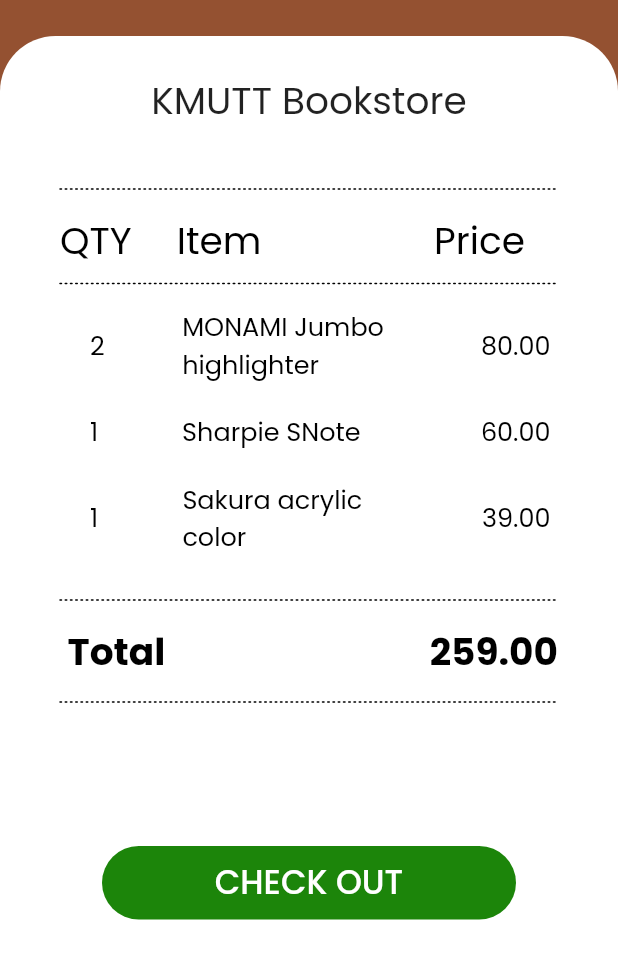
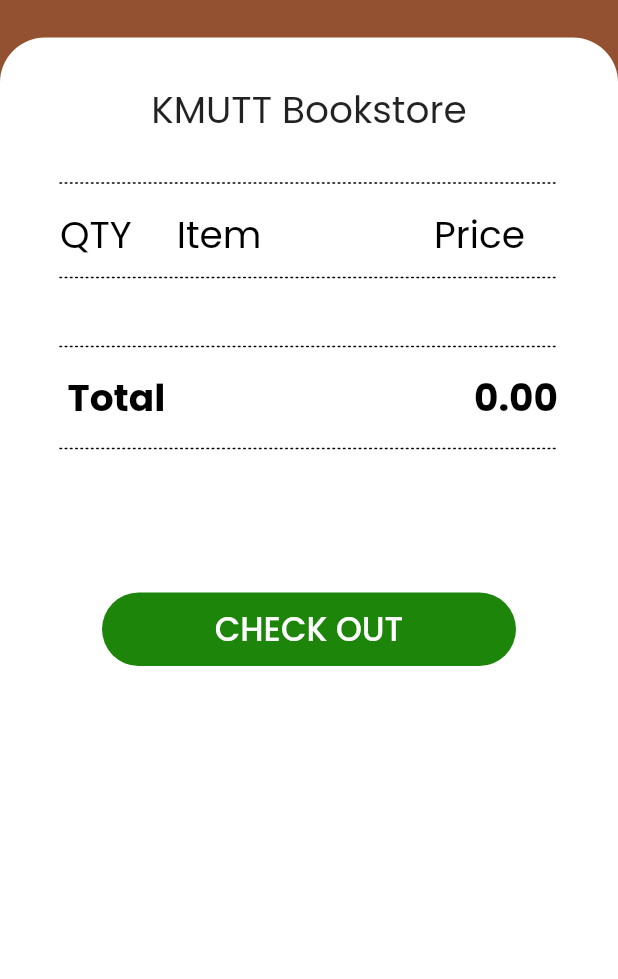
Before and after one commit to jedipw/paystation_frontend, a Flutter app: the ListPage screen opened directly with empty values, on a phone screen of 412 x 824 dp, the part 165-1144 px from its top. Run offline on Flutter 3.47's test engine with Material 2 defaults, Android fonts, the phone set to English and light mode, and no system bars; our stand-ins replace camera, flutter_dotenv, image_picker, loading_animation_widget.

Commit message:
[FIX]listpage-03

```diff
--- a/lib/page/list_page.dart
+++ b/lib/page/list_page.dart
@@ -3,17 +3,21 @@ import 'payment_page.dart';
 
 class ListPage extends StatelessWidget {
   final List<List<dynamic>> listOfItems;
-  const ListPage({super.key, required this.listOfItems});
+  ListPage({super.key, required this.listOfItems});
 
+  num calculateTotalPrice() {
+    num totalPrice = 0;
+    for(int i = 0; i < listOfItems.length; i++) {
+      totalPrice = totalPrice + listOfItems[i][0] * listOfItems[i][2];
+    }
+    return totalPrice;
+  }
   @override
   Widget build(BuildContext context) {
     return Scaffold(
+      backgroundColor: const Color.fromARGB(255, 0x94, 0x51, 0x31),
       body: Stack(
-        children: <Widget>[
-          // Background Container with red color
-          Container(
-            color: const Color.fromARGB(255, 0x94, 0x51, 0x31),
-          ),
+        children: [
           Padding(
             padding: const EdgeInsets.fromLTRB(
                 15, 60, 0, 0), // Adjust the left padding as needed
@@ -42,28 +46,25 @@ class ListPage extends StatelessWidget {
               ),
             ],
           ),
-          Positioned(
-            top: 134,
-            left: 0,
-            right: 0,
-            bottom: 0,
-            child: Container(
-              width: double.infinity,
+          Container(
+            height: MediaQuery.of(context).size.height - 135,
+            margin: const EdgeInsets.only(top: 135),
+            padding: const EdgeInsets.only(top: 30),
             decoration: const BoxDecoration(
-                color: Colors
-                    .white, // Change this color to the background color you want
+              color: Colors.white,
               borderRadius: BorderRadius.only(
-                  topLeft: Radius.circular(37.0),
-                  topRight: Radius.circular(37.0),
+                topLeft: Radius.circular(30),
+                topRight: Radius.circular(30),
               ),
             ),
-              child: SingleChildScrollView( // Wrap the Column in a SingleChildScrollView
+            child: SingleChildScrollView(
+              physics: const ScrollPhysics(),
               child: Column(
-                  children: <Widget>[
-                    const Padding(
-                      padding: EdgeInsets.only(
-                          top: 25), // Adjust the padding as needed
-                      child: Text(
+                children: [
+                  const Row(
+                    mainAxisAlignment: MainAxisAlignment.center,
+                    children: [
+                      Text(
                         'KMUTT Bookstore',
                         style: TextStyle(
                             fontSize: 25,
@@ -71,17 +72,16 @@ class ListPage extends StatelessWidget {
                                 'Poppins' // Customize the font size as needed
                             ),
                       ),
+                    ],
                   ),
-                    // Add the custom painted dashed line with padding
                   Padding(
                     padding: const EdgeInsets.fromLTRB(
-                          40, 40, 40, 0), // Adjust the padding as needed
+                        40, 30, 40, 0), // Adjust the padding as needed
                     child: CustomPaint(
                       size: const Size(double.infinity, 16),
                       painter: DashedLinePainter(),
                     ),
                   ),
-
                   const Row(
                     mainAxisAlignment: MainAxisAlignment.start,
                     children: <Widget>[
@@ -114,7 +114,6 @@ class ListPage extends StatelessWidget {
                       ),
                     ],
                   ),
-
                   Padding(
                     padding: const EdgeInsets.fromLTRB(
                         40, 10, 40, 0), // Adjust the padding as needed
@@ -123,28 +122,36 @@ class ListPage extends StatelessWidget {
                       painter: DashedLinePainter(),
                     ),
                   ),
-
-                    Row(
+                  ListView.builder(
+                    physics: const NeverScrollableScrollPhysics(),
+                    shrinkWrap: true,
+                    itemCount: listOfItems.length,
+                    itemBuilder: (context, index) {
+                      return Row(
                         mainAxisAlignment: MainAxisAlignment.start,
                         children: <Widget>[
                           const SizedBox(width: 60),
-    const Expanded(
-      flex: 1, // Added flex property to allow the '2' to expand independently
+                          Expanded(
+                            flex:
+                                1, // Added flex property to allow the '2' to expand independently
                             child: Text(
-        '2',
-        style: TextStyle(
+                              listOfItems[index][0].toString(),
+                              style: const TextStyle(
                                 fontSize: 17,
                                 color: Colors.black,
                                 fontFamily: 'Poppins',
                               ),
                             ),
                           ),
-    const SizedBox(width: 10), // Added space between '2' and 'MONAMI Jumbo highlighter'
-    const Expanded(
-      flex: 3, // Added flex property to allow 'MONAMI Jumbo highlighter' to expand
+                          const SizedBox(
+                              width:
+                                  10), // Added space between '2' and 'MONAMI Jumbo highlighter'
+                          Expanded(
+                            flex:
+                                3, // Added flex property to allow 'MONAMI Jumbo highlighter' to expand
                             child: Text(
-        'MONAMI Jumbo highlighter',
-        style: TextStyle(
+                              listOfItems[index][1],
+                              style: const TextStyle(
                                 fontSize: 17,
                                 color: Colors.black,
                                 fontFamily: 'Poppins',
@@ -152,14 +159,17 @@ class ListPage extends StatelessWidget {
                               overflow: TextOverflow.fade,
                             ),
                           ),
-    Container(
-      child: const Align(
-        alignment: Alignment.centerRight, // Adjust the alignment to move '80.00' closer to the right edge
+                          Align(
+                            alignment: Alignment
+                                .centerRight, // Adjust the alignment to move '80.00' closer to the right edge
                             child: Padding(
-          padding: EdgeInsets.symmetric(horizontal: 45.0), // Adjust the padding as needed
+                              padding: const EdgeInsets.symmetric(
+                                  horizontal:
+                                      45.0), // Adjust the padding as needed
                               child: Text(
-            '80.00', // Add your custom text here
-            style: TextStyle(
+                                "${listOfItems[index][2]}.00"
+                                    .toString(), // Add your custom text here
+                                style: const TextStyle(
                                   fontSize: 17,
                                   color: Colors.black,
                                   fontFamily: 'Poppins',
@@ -167,108 +177,10 @@ class ListPage extends StatelessWidget {
                               ),
                             ),
                           ),
+                        ],
+                      );
+                    },
                   ),
-  ],
-),
-
-
-                    const SizedBox(height: 20),
-                   Row(
-  mainAxisAlignment: MainAxisAlignment.start,
-  children: <Widget>[
-    const SizedBox(width: 60),
-    const Expanded(
-      flex: 1,
-      child: Text(
-        '1',
-        style: TextStyle(
-          fontSize: 17,
-          color: Colors.black,
-          fontFamily: 'Poppins',
-        ),
-      ),
-    ),
-    const SizedBox(width: 10), // Add space between '1' and 'Sharpie SNote'
-    const Expanded(
-      flex: 3,
-      child: Text(
-        'Sharpie SNote',
-        style: TextStyle(
-          fontSize: 17,
-          color: Colors.black,
-          fontFamily: 'Poppins',
-        ),
-        overflow: TextOverflow.fade,
-      ),
-    ),
-    Container(
-      child: const Align(
-        alignment: Alignment.centerRight,
-        child: Padding(
-          padding: EdgeInsets.symmetric(horizontal: 45.0),
-          child: Text(
-            '60.00',
-            style: TextStyle(
-              fontSize: 17,
-              color: Colors.black,
-              fontFamily: 'Poppins',
-            ),
-          ),
-        ),
-      ),
-    ),
-  ],
-),
-
-                    const SizedBox(height: 20),
-                    Row(
-  mainAxisAlignment: MainAxisAlignment.start,
-  children: <Widget>[
-    const SizedBox(width: 60),
-    const Expanded(
-      flex: 1,
-      child: Text(
-        '1',
-        style: TextStyle(
-          fontSize: 17,
-          color: Colors.black,
-          fontFamily: 'Poppins',
-        ),
-      ),
-    ),
-    const SizedBox(width: 10), // Add space between '1' and 'Sakura acrylic color'
-    const Expanded(
-      flex: 3,
-      child: Text(
-        'Sakura acrylic color',
-        style: TextStyle(
-          fontSize: 17,
-          color: Colors.black,
-          fontFamily: 'Poppins',
-        ),
-        overflow: TextOverflow.fade,
-      ),
-    ),
-    Container(
-      child: const Align(
-        alignment: Alignment.centerRight,
-        child: Padding(
-          padding: EdgeInsets.symmetric(horizontal: 45.0),
-          child: Text(
-            '39.00',
-            style: TextStyle(
-              fontSize: 17,
-              color: Colors.black,
-              fontFamily: 'Poppins',
-            ),
-          ),
-        ),
-      ),
-    ),
-  ],
-),
-
-
                   const SizedBox(height: 20),
                     Padding(
                       padding: const EdgeInsets.fromLTRB(
@@ -278,12 +190,11 @@ class ListPage extends StatelessWidget {
                         painter: DashedLinePainter(),
                       ),
                     ),
-
-                    const Row(
+                     Row(
                       mainAxisAlignment: MainAxisAlignment.spaceBetween,
                       children: <Widget>[
-                        SizedBox(width: 45),
-                        Text(
+                        const SizedBox(width: 45),
+                        const Text(
                           'Total',
                           style: TextStyle(
                             fontSize: 25,
@@ -296,10 +207,10 @@ class ListPage extends StatelessWidget {
                           child: Align(
                             alignment: Alignment.centerRight,
                             child: Padding(
-                              padding: EdgeInsets.symmetric(horizontal: 40.0), // Adjust the padding as needed
+                              padding: const EdgeInsets.symmetric(horizontal: 40.0), // Adjust the padding as needed
                               child: Text(
-                                '259.00', // Add your custom text here
-                                style: TextStyle(
+                                "${calculateTotalPrice().toString()}.00", // Add your custom text here
+                                style: const TextStyle(
                                   fontSize: 25,
                                   color: Colors.black,
                                   fontWeight: FontWeight.bold,
@@ -320,10 +231,8 @@ class ListPage extends StatelessWidget {
                         painter: DashedLinePainter(),
                       ),
                     ),
-
-                    // "CONFIRM" button at the end of the Column
  Padding(
-                      padding: const EdgeInsets.only(top: 80.0), // Add space above the button
+                      padding: const EdgeInsets.fromLTRB(0, 80, 0, 40), // Add space above the button
                       child: TextButton(
                         style: ButtonStyle(
                           backgroundColor: MaterialStateProperty.all<Color>(
@@ -360,7 +269,6 @@ class ListPage extends StatelessWidget {
               ),
             ),
           ),
-          ),
         ],
       ),
     );
@@ -376,8 +284,8 @@ class DashedLinePainter extends CustomPainter {
       ..style = PaintingStyle.stroke
       ..strokeWidth = 1.0; // Width of the dashed line
 
-    final double dashWidth = 1.0; // Width of each dash
-    final double dashSpace = 2.5; // Space between dashes
+    const double dashWidth = 1.0; // Width of each dash
+    const double dashSpace = 2.5; // Space between dashes
 
     double startX = 0;
     while (startX < size.width) {
```
Lines whose indentation alone changed are shown as unchanged.
